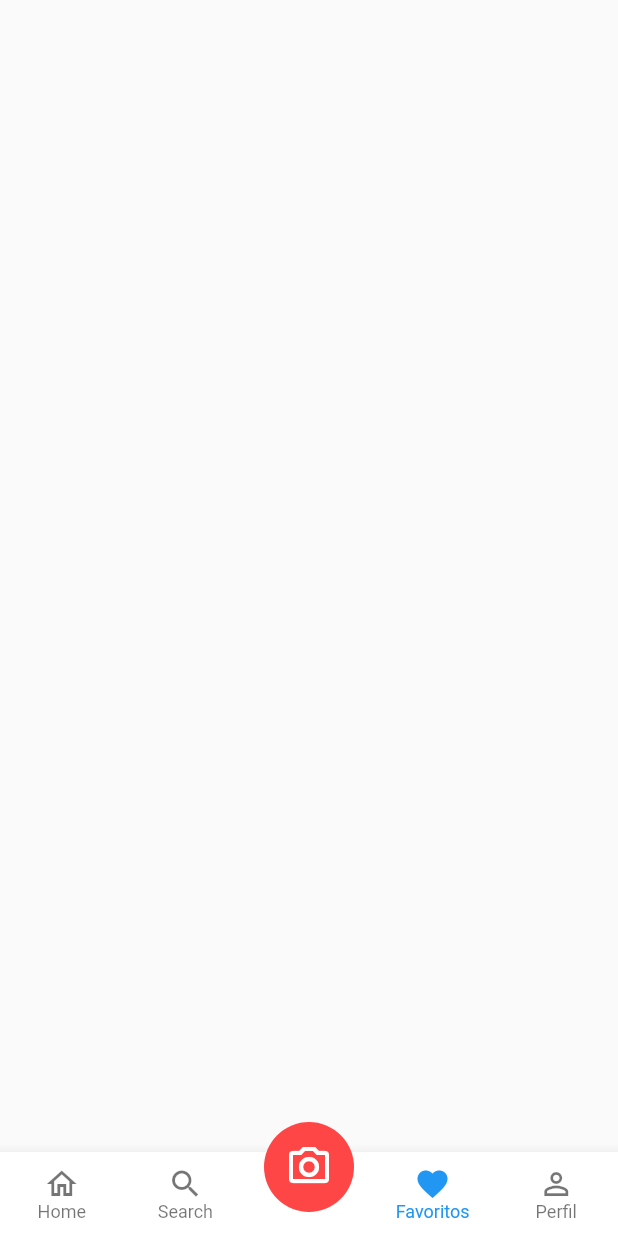
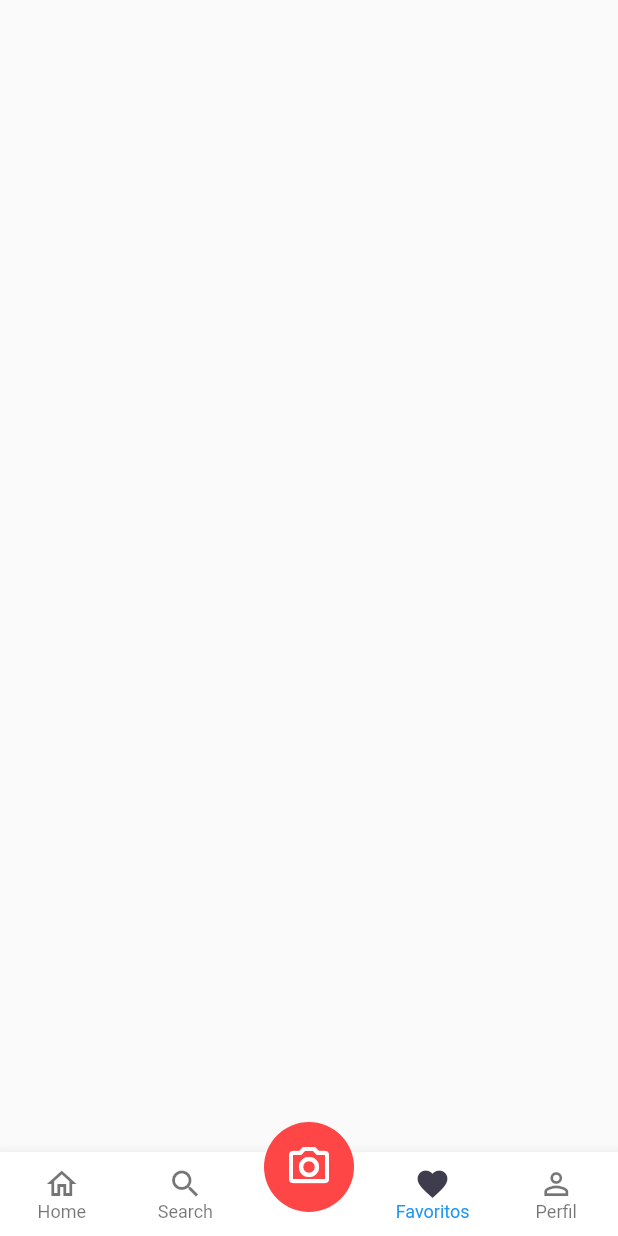
Before and after one commit to antoniokot/flaevr, a Flutter app: the Origin screen opened directly, item 4 of the bottom bar chosen, on a phone screen of 412 x 824 dp. Run offline on Flutter 3.47's test engine with Material 2 defaults, Android fonts, the phone set to English and light mode, and no system bars; our stand-ins replace flutter_spinkit.

Commit message:
Update spa.dart

```diff
--- a/lib/pages/spa.dart
+++ b/lib/pages/spa.dart
@@ -66,27 +66,38 @@ class OriginState extends State<Origin> {
               BottomNavigationBarItem(
                   icon: Icon(Icons.home_outlined),
                   label: 'Home',
-                  activeIcon: Icon(Icons.home)),
+                  activeIcon: Icon(
+                    Icons.home,
+                    color: Color(0xFF3d3d4e),
+                  )),
               BottomNavigationBarItem(
                   icon: Icon(Icons.search_outlined),
                   label: 'Search',
-                  backgroundColor: Color(0xFF3d3d4e),
                   activeIcon: Icon(
                     Icons.search,
                     color: Color(0xFF3d3d4e),
                   )),
               BottomNavigationBarItem(
-                icon: Icon(Icons.search),
+                icon: Icon(
+                  Icons.search,
+                  color: Color(0xFF3d3d4e),
+                ),
                 label: '',
               ),
               BottomNavigationBarItem(
                   icon: Icon(Icons.favorite_border),
                   label: 'Favoritos',
-                  activeIcon: Icon(Icons.favorite)),
+                  activeIcon: Icon(
+                    Icons.favorite,
+                    color: Color(0xFF3d3d4e),
+                  )),
               BottomNavigationBarItem(
                   icon: Icon(Icons.person_outline),
                   label: 'Perfil',
-                  activeIcon: Icon(Icons.person))
+                  activeIcon: Icon(
+                    Icons.person,
+                    color: Color(0xFF3d3d4e),
+                  ))
             ],
           ),
         ));
```
